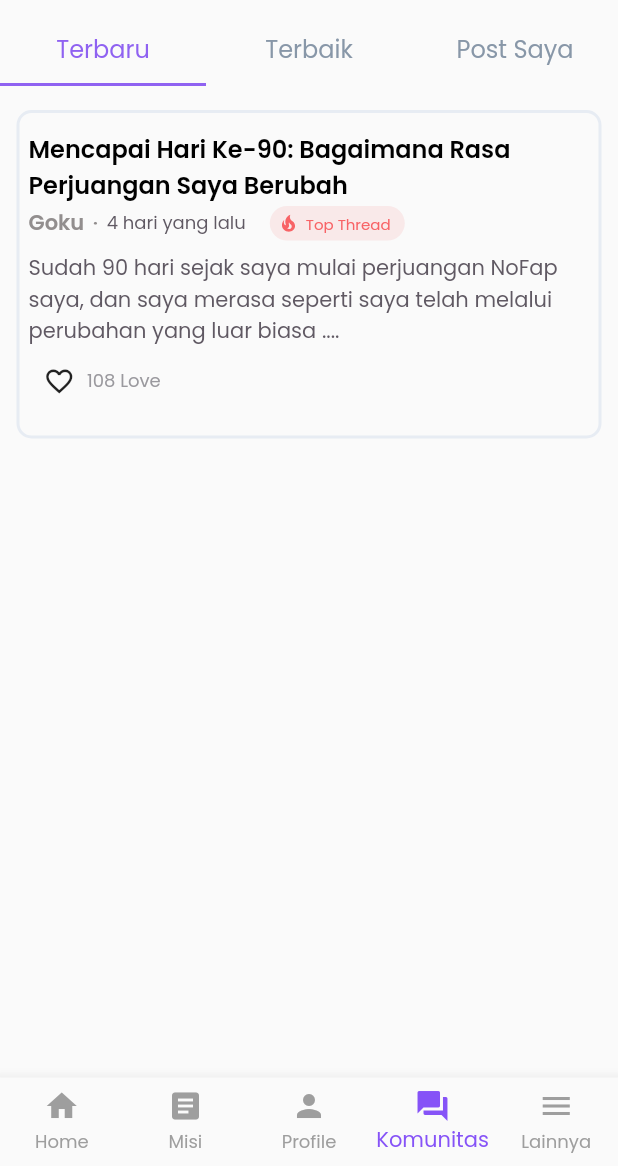
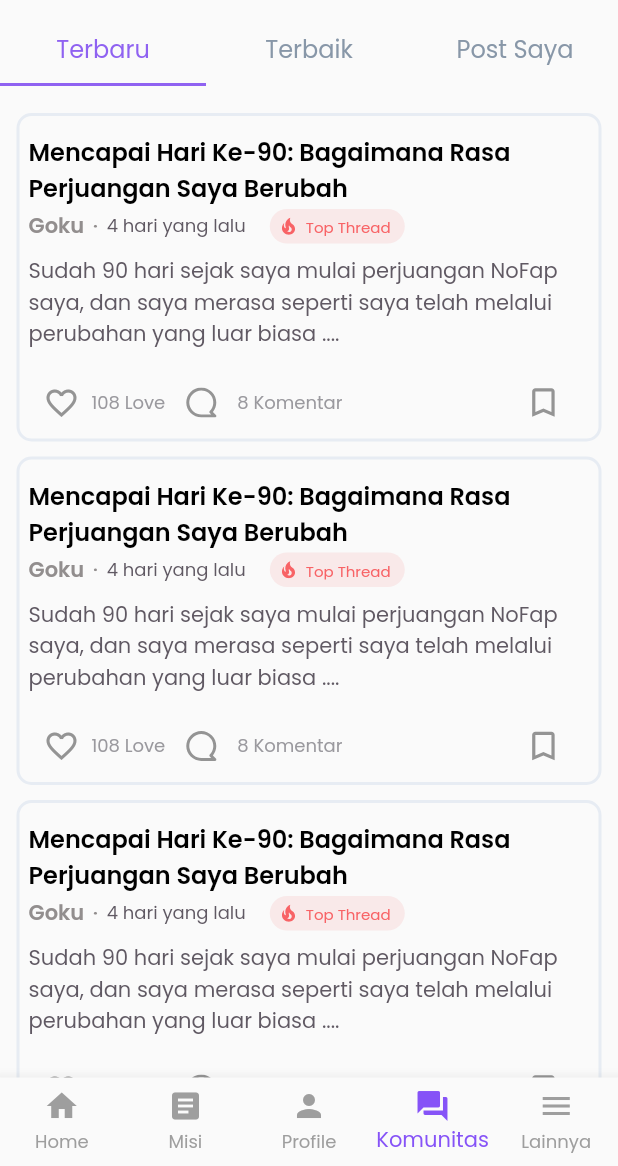
Before and after one commit to rizkanfirmansyah/amikipmobile, a Flutter app: the Community screen opened directly, on a phone screen of 412 x 824 dp, the part 70-1236 px from its top. Run offline on Flutter 3.47's test engine with Material 2 defaults, Android fonts, the phone set to English and light mode, and no system bars; our stand-ins replace dropdown_button2, flutter_spinkit, flutter_svg, google_fonts, percent_indicator.

Commit message:
Update community page

```diff
--- a/lib/main.dart
+++ b/lib/main.dart
@@ -35,7 +35,7 @@ class MyApp extends StatelessWidget {
         fontFamily: 'Poppins',
       ),
       debugShowCheckedModeBanner: false,
-      home: const Other(),
+      home: const Community(),
     );
   }
 }
--- a/lib/page/community.dart
+++ b/lib/page/community.dart
@@ -99,12 +99,17 @@ class _CommunityState extends State<Community> with TickerProviderStateMixin {
             SingleChildScrollView(
               child: Padding(
                 padding: const EdgeInsets.only(
-                  top: 16,
+                  top: 8,
                   right: 11,
                   left: 11,
                 ),
+                child: Column(
+                  children: [
+                    for (var i in text)
+                      Padding(
+                        padding: const EdgeInsets.only(top: 10),
                         child: Container(
-                  width: 353,
+                          width: double.infinity,
                           height: 219,
                           decoration: BoxDecoration(
                             borderRadius: BorderRadius.circular(10),
@@ -119,6 +124,7 @@ class _CommunityState extends State<Community> with TickerProviderStateMixin {
                               left: 6,
                               right: 6,
                             ),
+                            child: Container(
                               child: Column(
                                 crossAxisAlignment: CrossAxisAlignment.start,
                                 children: [
@@ -138,7 +144,8 @@ class _CommunityState extends State<Community> with TickerProviderStateMixin {
                                       Text(
                                         'Goku',
                                         style: TextStyle(
-                                color: Color.fromRGBO(146, 142, 142, 1),
+                                          color:
+                                              Color.fromRGBO(146, 142, 142, 1),
                                           fontWeight: FontWeight.w600,
                                           fontSize: 14,
                                         ),
@@ -165,8 +172,10 @@ class _CommunityState extends State<Community> with TickerProviderStateMixin {
                                         width: 90,
                                         height: 23,
                                         decoration: BoxDecoration(
-                                borderRadius: BorderRadius.circular(25),
-                                color: Color.fromRGBO(237, 77, 80, 0.1),
+                                          borderRadius:
+                                              BorderRadius.circular(25),
+                                          color:
+                                              Color.fromRGBO(237, 77, 80, 0.1),
                                         ),
                                         child: Padding(
                                           padding: const EdgeInsets.only(
@@ -177,7 +186,8 @@ class _CommunityState extends State<Community> with TickerProviderStateMixin {
                                           ),
                                           child: Row(
                                             children: [
-                                    SvgPicture.asset('assets/icons/fire.svg'),
+                                              SvgPicture.asset(
+                                                  'assets/icons/fire.svg'),
                                               SizedBox(
                                                 width: 7,
                                               ),
@@ -186,7 +196,8 @@ class _CommunityState extends State<Community> with TickerProviderStateMixin {
                                                 style: TextStyle(
                                                   fontSize: 10,
                                                   fontWeight: FontWeight.w500,
-                                        color: Color.fromRGBO(248, 99, 102, 1),
+                                                  color: Color.fromRGBO(
+                                                      248, 99, 102, 1),
                                                 ),
                                               )
                                             ],
@@ -209,7 +220,7 @@ class _CommunityState extends State<Community> with TickerProviderStateMixin {
                                     ),
                                   ),
                                   SizedBox(
-                          height: 12,
+                                    height: 11,
                                   ),
                                   Row(
                                     children: [
@@ -226,10 +237,12 @@ class _CommunityState extends State<Community> with TickerProviderStateMixin {
                                                   _isFavorite = !_isFavorite;
                                                 });
                                                 _controller.reverse().then(
-                                          (value) => _controller.forward());
+                                                    (value) =>
+                                                        _controller.forward());
                                               },
                                               child: ScaleTransition(
-                                      scale: Tween(begin: 0.7, end: 1.0)
+                                                scale: Tween(
+                                                        begin: 0.7, end: 1.0)
                                                     .animate(CurvedAnimation(
                                                         parent: _controller,
                                                         curve: Curves.easeOut)),
@@ -242,7 +255,9 @@ class _CommunityState extends State<Community> with TickerProviderStateMixin {
                                                       )
                                                     : const Icon(
                                                         Icons.favorite_border,
-                                              size: 21,
+                                                        size: 24,
+                                                        color: Color.fromRGBO(
+                                                            148, 148, 148, 1),
                                                       ),
                                               ),
                                             ),
@@ -255,8 +270,38 @@ class _CommunityState extends State<Community> with TickerProviderStateMixin {
                                               style: TextStyle(
                                                 fontSize: 12,
                                                 fontWeight: FontWeight.w500,
-                                      color: Color.fromRGBO(154, 153, 158, 1),
+                                                color: Color.fromRGBO(
+                                                    154, 153, 158, 1),
                                               ),
+                                            ),
+                                            // SizedBox(
+                                            //   width: 26,
+                                            // ),
+                                            Row(
+                                              children: [
+                                                IconButton(
+                                                  icon: SvgPicture.asset(
+                                                      'assets/icons/comment.svg'),
+                                                  onPressed: () {},
+                                                ),
+                                                Text(
+                                                  '8 Komentar',
+                                                  style: TextStyle(
+                                                    fontWeight: FontWeight.w500,
+                                                    fontSize: 12,
+                                                    color: Color.fromRGBO(
+                                                        154, 153, 158, 1),
+                                                  ),
+                                                ),
+                                                SizedBox(
+                                                  width: 110,
+                                                ),
+                                                IconButton(
+                                                  icon: SvgPicture.asset(
+                                                      'assets/icons/save.svg'),
+                                                  onPressed: () {},
+                                                ),
+                                              ],
                                             ),
                                           ],
                                         ),
@@ -268,7 +313,17 @@ class _CommunityState extends State<Community> with TickerProviderStateMixin {
                             ),
                           ),
                         ),
-            )
+                      ),
+                  ],
+                ),
+              ),
+            ),
+            Column(
+              children: [Text("Hai")],
+            ),
+            Column(
+              children: [Text("Hai 2")],
+            ),
           ],
         ),
         // Navbar
--- a/lib/page/other.dart
+++ b/lib/page/other.dart
@@ -1,6 +1,7 @@
 import 'package:amikipmobile/page/community.dart';
 import 'package:amikipmobile/page/home.dart';
 import 'package:amikipmobile/page/mission.dart';
+import 'package:amikipmobile/page/motivation.dart';
 import 'package:amikipmobile/page/profile.dart';
 import 'package:flutter/material.dart';
 import 'package:flutter/src/widgets/framework.dart';
@@ -436,7 +437,10 @@ class _OtherState extends State<Other> {
                     ],
                   ),
                 ),
-                onTap: () {},
+                onTap: () {
+                  Navigator.of(context).push(
+                      MaterialPageRoute(builder: (context) => Motivation()));
+                },
               ),
               SizedBox(
                 height: 24,
```
Also changed, not shown: lib/page/motivation.dart (+8 -4 lines), lib/page/profile.dart (+8 -0 lines), assets/icons/comment.svg (added), assets/icons/save.svg (added). Lines whose indentation alone changed are shown as unchanged.
